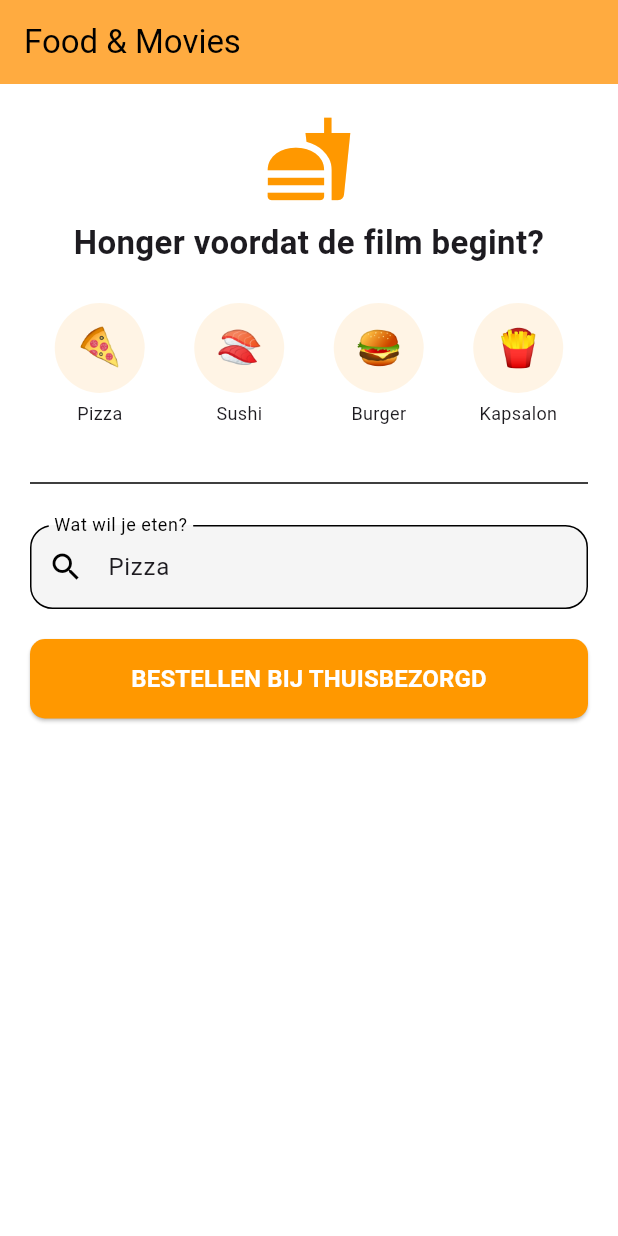
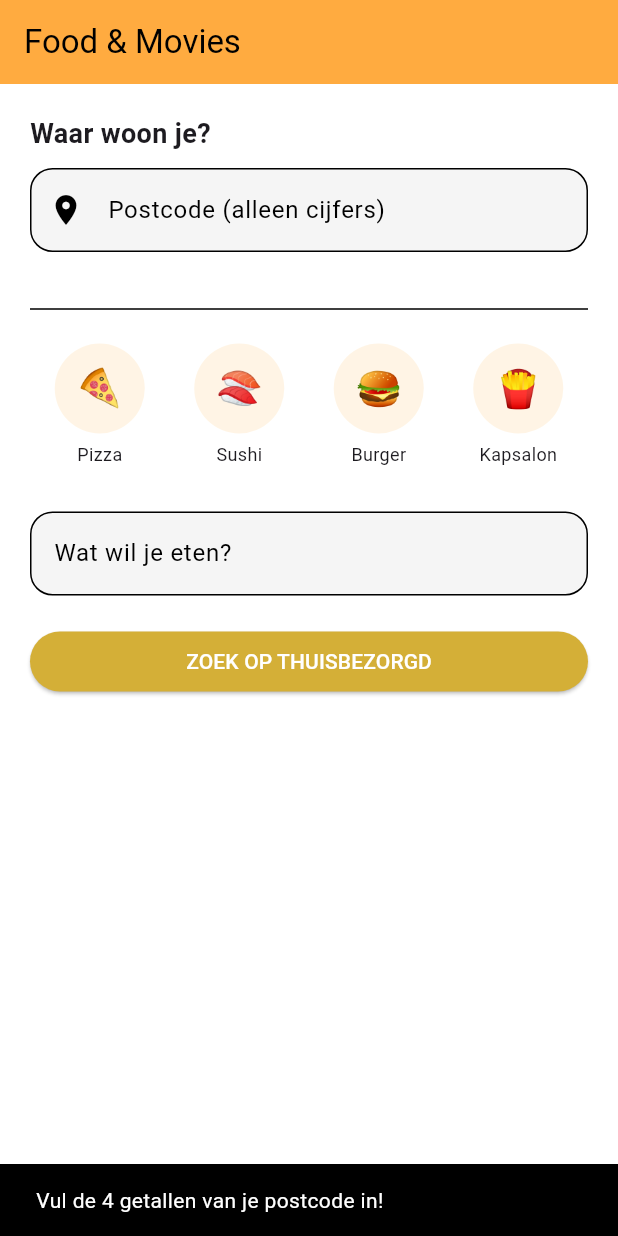
Before and after one commit to strongo01/FilmFlix, a Flutter app: the screen it shows after launch, after a tap on "Pizza", on a phone screen of 412 x 824 dp. Run offline on Flutter 3.47's test engine with Material 3 defaults, Android fonts, the phone set to English and light mode, and no system bars; our stand-ins replace cloud_firestore, email_validator, firebase_auth, firebase_core, flutter_signin_button, fluttertoast and 2 more; accounts and stored records are empty.

Commit message:
Foodscreen helemaal klaar en redelijk oke goede commit oui oui bien sur

```diff
--- a/filmflix/lib/views/foodscreen.dart
+++ b/filmflix/lib/views/foodscreen.dart
@@ -1,4 +1,5 @@
 import 'package:flutter/material.dart';
+import 'package:flutter/services.dart'; // Nodig voor FilteringTextInputFormatter
 import 'package:url_launcher/url_launcher.dart';
 
 class FoodScreen extends StatefulWidget {
@@ -9,10 +10,9 @@ class FoodScreen extends StatefulWidget {
 }
 
 class _FoodScreenState extends State<FoodScreen> {
-  // Controller om de tekst uit het invoerveld te lezen
   final TextEditingController _foodController = TextEditingController();
+  final TextEditingController _zipCodeController = TextEditingController();
 
-  // Lijstje voor de snelle icoontjes boven de zoekbalk
   final List<Map<String, String>> _quickChoices = [
     {'name': 'Pizza', 'emoji': '🍕'},
     {'name': 'Sushi', 'emoji': '🍣'},
@@ -20,23 +20,30 @@ class _FoodScreenState extends State<FoodScreen> {
     {'name': 'Kapsalon', 'emoji': '🍟'},
   ];
 
-  // De functie die Thuisbezorgd opent
-  // We voegen 'String? manualFood' toe zodat we zowel de knop als de icoontjes kunnen gebruiken
   Future<void> _orderFood([String? manualFood]) async {
-    // Pak of de tekst uit het tekstveld, of de tekst van het icoontje waar je op klikte
     final String food = manualFood ?? _foodController.text.trim();
 
-    if (food.isEmpty) {
+    // We pakken de postcode en verwijderen voor de zekerheid alles wat geen cijfer is
+    final String zipDigits = _zipCodeController.text.replaceAll(RegExp(r'[^0-9]'), '');
+
+    if (zipDigits.isEmpty) {
       ScaffoldMessenger.of(context).showSnackBar(
-        const SnackBar(content: Text('Vul eerst in wat je wilt eten!')),
+        const SnackBar(content: Text('Vul de 4 getallen van je postcode in!')),
       );
       return;
     }
 
-    // Update het tekstveld visueel
+    if (food.isEmpty) {
+      ScaffoldMessenger.of(context).showSnackBar(
+        const SnackBar(content: Text('Wat wil je eten?')),
+      );
+      return;
+    }
+
     _foodController.text = food;
 
-    final Uri url = Uri.parse('https://www.thuisbezorgd.nl/zoeken?q=$food');
+    // De URL gebruikt nu alleen de cijfers (bijv. 3543)
+    final Uri url = Uri.parse('https://www.thuisbezorgd.nl/bestellen/eten/$zipDigits?q=$food');
 
     try {
       await launchUrl(url, mode: LaunchMode.externalApplication);
@@ -52,25 +59,38 @@ class _FoodScreenState extends State<FoodScreen> {
         title: const Text('Food & Movies'),
         backgroundColor: Colors.orangeAccent,
       ),
-      body: SingleChildScrollView( // Zorgt dat het op kleine schermen ook past
+      body: SingleChildScrollView(
         padding: const EdgeInsets.all(20.0),
         child: Column(
           crossAxisAlignment: CrossAxisAlignment.stretch,
           children: [
-            const Icon(
-              Icons.fastfood,
-              size: 60,
-              color: Colors.orange,
+            const Text(
+              'Waar woon je?',
+              style: TextStyle(fontSize: 18, fontWeight: FontWeight.bold),
             ),
             const SizedBox(height: 10),
-            const Text(
-              'Honger voordat de film begint?',
-              textAlign: TextAlign.center,
-              style: TextStyle(fontSize: 22, fontWeight: FontWeight.bold),
+
+            // --- Postcodeveld met Blokkade ---
+            TextField(
+              controller: _zipCodeController,
+              decoration: InputDecoration(
+                labelText: 'Postcode (alleen cijfers)',
+                hintText: 'Bijv. 3543',
+                prefixIcon: const Icon(Icons.location_on),
+                border: OutlineInputBorder(borderRadius: BorderRadius.circular(15)),
+              ),
+              // Hier blokkeren we letters en tekens:
+              keyboardType: TextInputType.number,
+              inputFormatters: [
+                FilteringTextInputFormatter.digitsOnly, // Alleen 0-9 toegestaan
+                LengthLimitingTextInputFormatter(4),    // Maximaal 4 cijfers
+              ],
             ),
-            const SizedBox(height: 25),
 
-            // --- NIEUW: De Rij met Snelle Keuzes ---
+            const SizedBox(height: 30),
+            const Divider(),
+            // ... rest van je UI (Quick Choices en Zoekveld) ...
+            const SizedBox(height: 15),
             Row(
               mainAxisAlignment: MainAxisAlignment.spaceAround,
               children: _quickChoices.map((item) {
@@ -90,41 +110,18 @@ class _FoodScreenState extends State<FoodScreen> {
                 );
               }).toList(),
             ),
-            // ---------------------------------------
-
             const SizedBox(height: 30),
-            const Divider(),
-            const SizedBox(height: 20),
-
-            // Invoerveld voor handmatig zoeken
             TextField(
               controller: _foodController,
               decoration: InputDecoration(
                 labelText: 'Wat wil je eten?',
-                hintText: 'Bijv. Chinees, Pasta...',
-                prefixIcon: const Icon(Icons.search),
-                border: OutlineInputBorder(
-                  borderRadius: BorderRadius.circular(15),
-                ),
+                border: OutlineInputBorder(borderRadius: BorderRadius.circular(15)),
               ),
             ),
             const SizedBox(height: 20),
-
-            // De Bestelknop (werkt nog steeds hetzelfde)
             ElevatedButton(
               onPressed: () => _orderFood(),
-              style: ElevatedButton.styleFrom(
-                backgroundColor: Colors.orange,
-                foregroundColor: Colors.white,
-                padding: const EdgeInsets.symmetric(vertical: 15),
-                shape: RoundedRectangleBorder(
-                  borderRadius: BorderRadius.circular(10),
-                ),
-              ),
-              child: const Text(
-                'BESTELLEN BIJ THUISBEZORGD',
-                style: TextStyle(fontSize: 16, fontWeight: FontWeight.bold),
-              ),
+              child: const Text('ZOEK OP THUISBEZORGD'),
             ),
           ],
         ),
--- a/filmflix/pubspec.yaml
+++ b/filmflix/pubspec.yaml
@@ -47,6 +47,8 @@ dependencies:
   flutter_svg: ^2.2.3
   url_launcher: ^6.3.2
   cloud_firestore: ^6.1.2
+  geolocator: ^14.0.2
+  geocoding: ^4.0.0
 
 dev_dependencies:
   flutter_launcher_icons: ^0.14.4
```
Also changed, not shown: filmflix/pubspec.lock, 3 other files.
